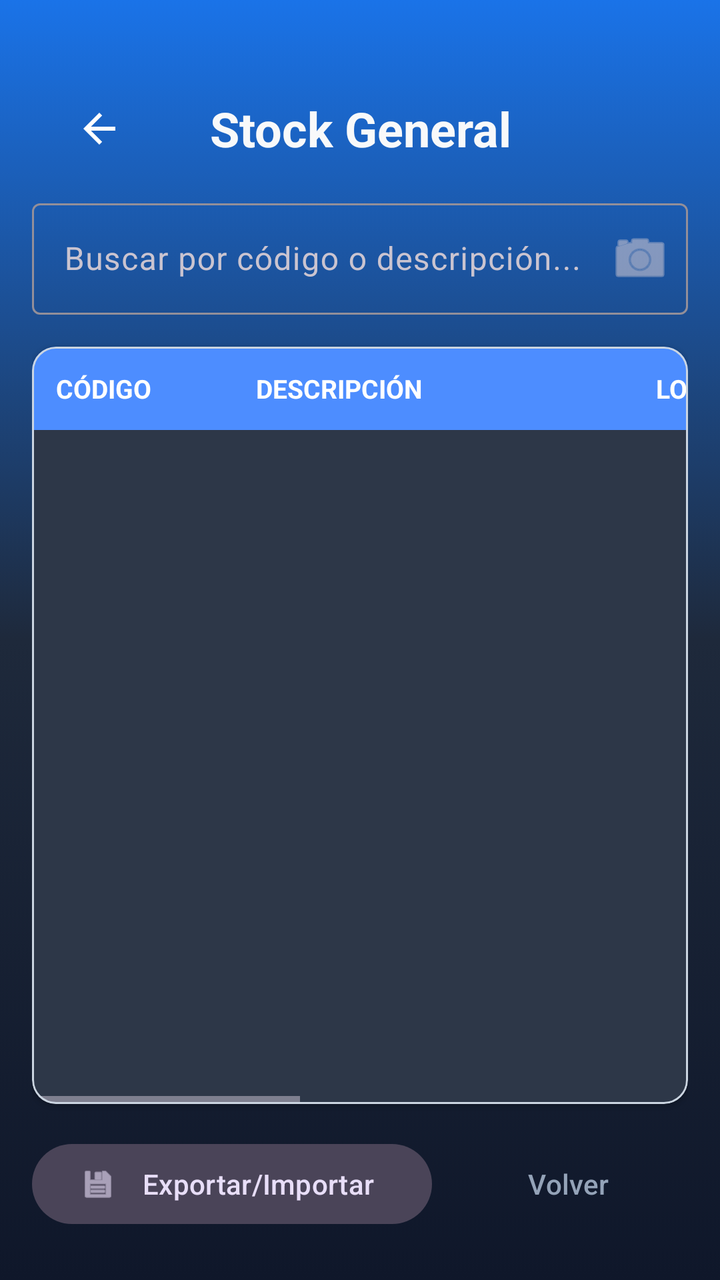
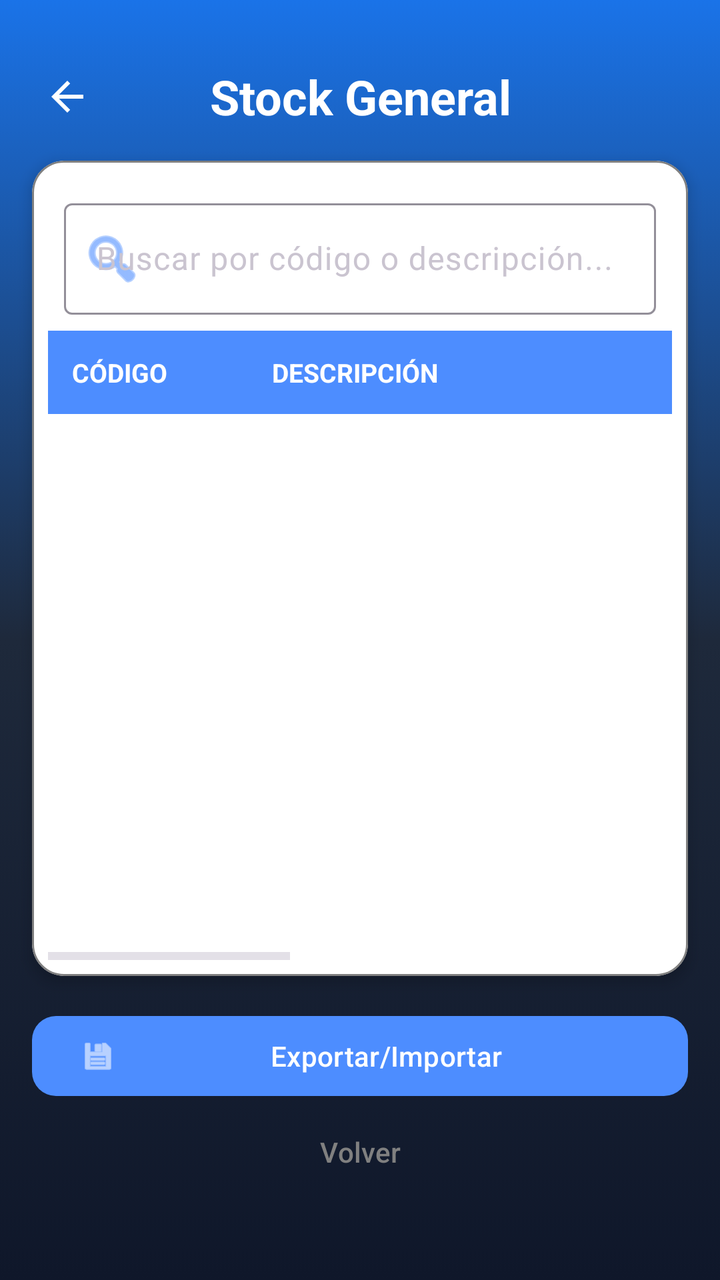

Before-and-after screenshots of an Android layout around one commit, followed by the original layout XML and the change that was made.
<!-- AndroidManifest.xml: application theme Theme.InventarioApp -->
<!-- res/layout/activity_stock_general.xml -->
<?xml version="1.0" encoding="utf-8"?>
<androidx.constraintlayout.widget.ConstraintLayout xmlns:android="http://schemas.android.com/apk/res/android"
    xmlns:app="http://schemas.android.com/apk/res-auto"
    xmlns:tools="http://schemas.android.com/tools"
    android:id="@+id/main"
    android:layout_width="match_parent"
    android:layout_height="match_parent"
    android:background="@drawable/fondo_degradado"
    android:padding="16dp">

    <TextView
        android:id="@+id/tvTitulo"
        android:layout_width="wrap_content"
        android:layout_height="wrap_content"
        android:layout_marginTop="32dp"
        android:gravity="center"
        android:text="@string/title_stock_general"
        android:textColor="@color/background_light"
        android:textSize="24sp"
        android:textStyle="bold"
        app:layout_constraintEnd_toEndOf="parent"
        app:layout_constraintStart_toStartOf="parent"
        app:layout_constraintTop_toTopOf="parent"
        app:layout_constraintWidth_max="800dp" />

    <ImageButton
        android:id="@+id/btnBack"
        android:layout_width="51dp"
        android:layout_height="56dp"
        android:layout_marginStart="8dp"
        android:background="?attr/selectableItemBackgroundBorderless"
        android:contentDescription="@string/btn_volver"
        android:elevation="8dp"
        android:padding="12dp"
        android:src="@drawable/ic_back"
        app:layout_constraintBottom_toBottomOf="@id/tvTitulo"
        app:layout_constraintStart_toStartOf="parent"
        app:layout_constraintTop_toTopOf="@id/tvTitulo"
        app:tint="@color/white" />

    <com.google.android.material.textfield.TextInputLayout
        android:id="@+id/tilSearch"
        style="@style/Widget.Material3.TextInputLayout.OutlinedBox"
        android:layout_width="0dp"
        android:layout_height="wrap_content"
        android:layout_marginTop="16dp"
        android:hint="@string/hint_buscar_codigo_desc"
        app:endIconMode="custom"
        app:endIconDrawable="@android:drawable/ic_menu_camera"
        app:layout_constraintEnd_toEndOf="parent"
        app:layout_constraintStart_toStartOf="parent"
        app:layout_constraintTop_toBottomOf="@+id/tvTitulo"
        app:layout_constraintWidth_max="800dp">

        <com.google.android.material.textfield.TextInputEditText
            android:id="@+id/searchEditText"
            android:layout_width="match_parent"
            android:layout_height="wrap_content"
            android:inputType="text" />
    </com.google.android.material.textfield.TextInputLayout>

    <com.google.android.material.card.MaterialCardView
        android:id="@+id/cardTable"
        android:layout_width="0dp"
        android:layout_height="0dp"
        android:layout_marginTop="16dp"
        android:layout_marginBottom="16dp"
        app:cardCornerRadius="12dp"
        app:cardElevation="1dp"
        app:cardBackgroundColor="@color/card_background"
        app:strokeColor="@color/text_secondary"
        app:strokeWidth="1dp"
        app:layout_constraintWidth_max="1000dp"
        app:layout_constraintBottom_toTopOf="@+id/llButtons"
        app:layout_constraintEnd_toEndOf="parent"
        app:layout_constraintStart_toStartOf="parent"
        app:layout_constraintTop_toBottomOf="@+id/tilSearch">

        <HorizontalScrollView
            android:id="@+id/hsvStock"
            android:layout_width="match_parent"
            android:layout_height="match_parent"
            android:scrollbars="horizontal|vertical">

            <LinearLayout
                android:layout_width="wrap_content"
                android:layout_height="match_parent"
                android:orientation="vertical">

                
                <LinearLayout
                    android:layout_width="wrap_content"
                    android:layout_height="wrap_content"
                    android:background="@color/primary"
                    android:orientation="horizontal"
                    android:padding="12dp">

                    <TextView
                        android:layout_width="100dp"
                        android:layout_height="wrap_content"
                        android:text="@string/header_codigo"
                        android:textColor="@android:color/white"
                        android:textSize="13sp"
                        android:textStyle="bold" />

                    <TextView
                        android:layout_width="200dp"
                        android:layout_height="wrap_content"
                        android:text="@string/header_descripcion"
                        android:textColor="@android:color/white"
                        android:textSize="13sp"
                        android:textStyle="bold" />

                    <TextView
                        android:layout_width="80dp"
                        android:layout_height="wrap_content"
                        android:text="@string/header_lote"
                        android:textColor="@android:color/white"
                        android:textSize="13sp"
                        android:textStyle="bold" />

                    <TextView
                        android:layout_width="70dp"
                        android:layout_height="wrap_content"
                        android:text="@string/header_cantidad"
                        android:textColor="@android:color/white"
                        android:textSize="13sp"
                        android:textStyle="bold" />

                    <TextView
                        android:layout_width="100dp"
                        android:layout_height="wrap_content"
                        android:text="@string/header_vencimiento"
                        android:textColor="@android:color/white"
                        android:textSize="13sp"
                        android:textStyle="bold" />

                    <TextView
                        android:layout_width="100dp"
                        android:layout_height="wrap_content"
                        android:text="@string/header_ubicacion"
                        android:textColor="@android:color/white"
                        android:textSize="13sp"
                        android:textStyle="bold" />

                    <TextView
                        android:layout_width="120dp"
                        android:layout_height="wrap_content"
                        android:text="@string/header_ubi_detallada"
                        android:textColor="@android:color/white"
                        android:textSize="13sp"
                        android:textStyle="bold" />
                </LinearLayout>

                <androidx.recyclerview.widget.RecyclerView
                    android:id="@+id/recyclerViewStock"
                    android:layout_width="wrap_content"
                    android:layout_height="match_parent"
                    android:clipToPadding="false"
                    android:paddingBottom="16dp"
                    tools:listitem="@layout/item_stock" />
            </LinearLayout>
        </HorizontalScrollView>
    </com.google.android.material.card.MaterialCardView>

    <LinearLayout
        android:id="@+id/llButtons"
        android:layout_width="0dp"
        android:layout_height="wrap_content"
        android:layout_marginBottom="8dp"
        android:orientation="horizontal"
        app:layout_constraintWidth_max="800dp"
        app:layout_constraintBottom_toBottomOf="parent"
        app:layout_constraintEnd_toEndOf="parent"
        app:layout_constraintStart_toStartOf="parent">

        <com.google.android.material.button.MaterialButton
            android:id="@+id/buttonImportar"
            style="@style/Widget.Material3.Button.TonalButton"
            android:layout_width="0dp"
            android:layout_height="wrap_content"
            android:layout_marginEnd="8dp"
            android:layout_weight="1"
            android:text="@string/btn_exportar_importar"
            app:icon="@android:drawable/ic_menu_save" />

        <com.google.android.material.button.MaterialButton
            android:id="@+id/buttonSalir"
            style="@style/Widget.Material3.Button.TextButton"
            android:layout_width="0dp"
            android:layout_height="wrap_content"
            android:layout_weight="0.6"
            android:text="@string/btn_volver"
            android:textColor="@color/text_hint" />

    </LinearLayout>

</androidx.constraintlayout.widget.ConstraintLayout>
<!-- res/layout/item_stock.xml (included above) -->
<?xml version="1.0" encoding="utf-8"?>
<LinearLayout xmlns:android="http://schemas.android.com/apk/res/android"
    android:layout_width="wrap_content"
    android:layout_height="wrap_content"
    android:orientation="horizontal"
    android:padding="12dp"
    android:gravity="center_vertical">

    <TextView
        android:id="@+id/tvCodigo"
        android:layout_width="100dp"
        android:layout_height="wrap_content"
        android:textColor="@color/text_primary"
        android:textSize="14sp" />

    <TextView
        android:id="@+id/tvDescripcion"
        android:layout_width="200dp"
        android:layout_height="wrap_content"
        android:textColor="@color/text_primary"
        android:textSize="14sp" />

    <TextView
        android:id="@+id/tvLote"
        android:layout_width="80dp"
        android:layout_height="wrap_content"
        android:textColor="@color/text_secondary"
        android:textSize="14sp" />

    <TextView
        android:id="@+id/tvCantidad"
        android:layout_width="70dp"
        android:layout_height="wrap_content"
        android:textColor="@color/primary"
        android:textStyle="bold"
        android:textSize="14sp" />

    <TextView
        android:id="@+id/tvFechaVencimiento"
        android:layout_width="100dp"
        android:layout_height="wrap_content"
        android:textColor="@color/text_secondary"
        android:textSize="14sp" />

    <TextView
        android:id="@+id/tvUbicacion"
        android:layout_width="100dp"
        android:layout_height="wrap_content"
        android:textColor="@color/text_secondary"
        android:textSize="14sp" />

    <TextView
        android:id="@+id/tvUbicacionDetallada"
        android:layout_width="120dp"
        android:layout_height="wrap_content"
        android:textColor="@color/text_secondary"
        android:textSize="14sp" />

</LinearLayout>
<!-- resources referenced by this layout -->
<resources>
  <color name="background_light">#F8F9FA</color>
  <color name="card_background">#2D3748</color>
  <color name="primary">#4D8DFF</color>
  <color name="text_hint">#94A3B8</color>
  <color name="text_primary">#FFFFFF</color>
  <color name="text_secondary">#CBD5E1</color>
  <color name="white">#FFFFFFFF</color>
  <!-- drawable fondo_degradado (drawable) -->
  <?xml version="1.0" encoding="utf-8"?>
  <selector xmlns:android="http://schemas.android.com/apk/res/android">
      <item>
          <shape android:shape="rectangle">
              <gradient
                  android:angle="270"
                  android:startColor="@color/grad_start"
                  android:centerColor="@color/surface"
                  android:endColor="#0F172A" />
          </shape>
      </item>
  </selector>
  <!-- drawable ic_back (drawable) -->
  <vector xmlns:android="http://schemas.android.com/apk/res/android"
      android:width="24dp"
      android:height="24dp"
      android:viewportWidth="24"
      android:viewportHeight="24">
    <path
        android:fillColor="#FFFFFF"
        android:pathData="M20,11H7.83l5.59,-5.59L12,4l-8,8 8,8 1.41,-1.41L7.83,13H20v-2z"/>
  </vector>
  <string name="btn_exportar_importar">Exportar/Importar</string>
  <string name="btn_volver">Volver</string>
  <string name="header_cantidad">CANT.</string>
  <string name="header_codigo">CÓDIGO</string>
  <string name="header_descripcion">DESCRIPCIÓN</string>
  <string name="header_lote">LOTE</string>
  <string name="header_ubi_detallada">UBI. DETALL.</string>
  <string name="header_ubicacion">UBICACIÓN</string>
  <string name="header_vencimiento">VENCIM.</string>
  <string name="hint_buscar_codigo_desc">Buscar por código o descripción...</string>
  <string name="title_stock_general">Stock General</string>
  <style name="Theme.InventarioApp" parent="Theme.Material3.Dark.NoActionBar">
          
          <item name="colorPrimary">@color/primary</item>
          <item name="colorOnPrimary">@color/white</item>
          <item name="colorPrimaryContainer">@color/primary_variant</item>
          <item name="colorOnPrimaryContainer">@color/white</item>
          <item name="colorSecondary">@color/secondary</item>
          <item name="android:statusBarColor">#0F172A</item>
          <item name="android:windowBackground">@drawable/fondo_degradado</item>
  
          
          <item name="textInputStyle">@style/Widget.Material3.TextInputLayout.OutlinedBox</item>
      </style>
  <color name="grad_start">#1A73E8</color>
  <color name="surface">#1E293B</color>
  <color name="primary_variant">#1A73E8</color>
  <color name="secondary">#34A853</color>
</resources>

<!-- the commit's change to res/layout/activity_stock_general.xml (unified diff, before → after) -->
@@ -2,12 +2,11 @@
 <androidx.constraintlayout.widget.ConstraintLayout xmlns:android="http://schemas.android.com/apk/res/android"
     xmlns:app="http://schemas.android.com/apk/res-auto"
     xmlns:tools="http://schemas.android.com/tools"
-    android:id="@+id/main"
     android:layout_width="match_parent"
     android:layout_height="match_parent"
-    android:background="@drawable/fondo_degradado"
-    android:padding="16dp">
-
+    android:background="@drawable/fondo_degradado">
+
+    
     <TextView
         android:id="@+id/tvTitulo"
         android:layout_width="wrap_content"
@@ -15,13 +14,12 @@
         android:layout_marginTop="32dp"
         android:gravity="center"
         android:text="@string/title_stock_general"
-        android:textColor="@color/background_light"
+        android:textColor="@color/white"
         android:textSize="24sp"
         android:textStyle="bold"
         app:layout_constraintEnd_toEndOf="parent"
         app:layout_constraintStart_toStartOf="parent"
-        app:layout_constraintTop_toTopOf="parent"
-        app:layout_constraintWidth_max="800dp" />
+        app:layout_constraintTop_toTopOf="parent" />
 
     <ImageButton
         android:id="@+id/btnBack"
@@ -38,160 +36,165 @@
         app:layout_constraintTop_toTopOf="@id/tvTitulo"
         app:tint="@color/white" />
 
-    <com.google.android.material.textfield.TextInputLayout
-        android:id="@+id/tilSearch"
-        style="@style/Widget.Material3.TextInputLayout.OutlinedBox"
-        android:layout_width="0dp"
-        android:layout_height="wrap_content"
-        android:layout_marginTop="16dp"
-        android:hint="@string/hint_buscar_codigo_desc"
-        app:endIconMode="custom"
-        app:endIconDrawable="@android:drawable/ic_menu_camera"
-        app:layout_constraintEnd_toEndOf="parent"
-        app:layout_constraintStart_toStartOf="parent"
-        app:layout_constraintTop_toBottomOf="@+id/tvTitulo"
-        app:layout_constraintWidth_max="800dp">
-
-        <com.google.android.material.textfield.TextInputEditText
-            android:id="@+id/searchEditText"
-            android:layout_width="match_parent"
-            android:layout_height="wrap_content"
-            android:inputType="text" />
-    </com.google.android.material.textfield.TextInputLayout>
-
+    
     <com.google.android.material.card.MaterialCardView
         android:id="@+id/cardTable"
         android:layout_width="0dp"
         android:layout_height="0dp"
-        android:layout_marginTop="16dp"
-        android:layout_marginBottom="16dp"
-        app:cardCornerRadius="12dp"
-        app:cardElevation="1dp"
-        app:cardBackgroundColor="@color/card_background"
-        app:strokeColor="@color/text_secondary"
+        android:layout_margin="16dp"
+        app:cardCornerRadius="16dp"
+        app:cardElevation="4dp"
+        app:cardBackgroundColor="@color/white"
         app:strokeWidth="1dp"
-        app:layout_constraintWidth_max="1000dp"
-        app:layout_constraintBottom_toTopOf="@+id/llButtons"
+        app:strokeColor="@color/gray"
+        app:layout_constraintBottom_toTopOf="@+id/llButtonsStock"
         app:layout_constraintEnd_toEndOf="parent"
         app:layout_constraintStart_toStartOf="parent"
-        app:layout_constraintTop_toBottomOf="@+id/tilSearch">
-
-        <HorizontalScrollView
-            android:id="@+id/hsvStock"
+        app:layout_constraintTop_toBottomOf="@+id/tvTitulo">
+
+        <LinearLayout
             android:layout_width="match_parent"
             android:layout_height="match_parent"
-            android:scrollbars="horizontal|vertical">
-
-            <LinearLayout
-                android:layout_width="wrap_content"
+            android:orientation="vertical"
+            android:padding="8dp">
+
+            <com.google.android.material.textfield.TextInputLayout
+                android:id="@+id/tilSearch"
+                style="@style/Widget.Material3.TextInputLayout.OutlinedBox"
+                android:layout_width="match_parent"
+                android:layout_height="wrap_content"
+                android:layout_margin="8dp"
+                android:hint="@string/hint_buscar_codigo_desc"
+                app:startIconDrawable="@android:drawable/ic_menu_search"
+                app:startIconTint="@color/primary"
+                app:endIconMode="clear_text"
+                app:endIconTint="@color/gray"
+                app:hintTextColor="@color/black">
+
+                <com.google.android.material.textfield.TextInputEditText
+                    android:id="@+id/searchEditText"
+                    android:layout_width="match_parent"
+                    android:layout_height="wrap_content"
+                    android:textColor="@color/black"
+                    android:inputType="text" />
+            </com.google.android.material.textfield.TextInputLayout>
+
+            <HorizontalScrollView
+                android:id="@+id/hsvStock"
+                android:layout_width="match_parent"
                 android:layout_height="match_parent"
-                android:orientation="vertical">
-
-                
+                android:scrollbars="horizontal|vertical">
+
                 <LinearLayout
                     android:layout_width="wrap_content"
-                    android:layout_height="wrap_content"
-                    android:background="@color/primary"
-                    android:orientation="horizontal"
-                    android:padding="12dp">
-
-                    <TextView
-                        android:layout_width="100dp"
+                    android:layout_height="match_parent"
+                    android:orientation="vertical">
+
+                    
+                    <LinearLayout
+                        android:layout_width="wrap_content"
                         android:layout_height="wrap_content"
-                        android:text="@string/header_codigo"
-                        android:textColor="@android:color/white"
-                        android:textSize="13sp"
-                        android:textStyle="bold" />
-
-                    <TextView
-                        android:layout_width="200dp"
-                        android:layout_height="wrap_content"
-                        android:text="@string/header_descripcion"
-                        android:textColor="@android:color/white"
-                        android:textSize="13sp"
-                        android:textStyle="bold" />
-
-                    <TextView
-                        android:layout_width="80dp"
-                        android:layout_height="wrap_content"
-                        android:text="@string/header_lote"
-                        android:textColor="@android:color/white"
-                        android:textSize="13sp"
-                        android:textStyle="bold" />
-
-                    <TextView
-                        android:layout_width="70dp"
-                        android:layout_height="wrap_content"
-                        android:text="@string/header_cantidad"
-                        android:textColor="@android:color/white"
-                        android:textSize="13sp"
-                        android:textStyle="bold" />
-
-                    <TextView
-                        android:layout_width="100dp"
-                        android:layout_height="wrap_content"
-                        android:text="@string/header_vencimiento"
-                        android:textColor="@android:color/white"
-                        android:textSize="13sp"
-                        android:textStyle="bold" />
-
-                    <TextView
-                        android:layout_width="100dp"
-                        android:layout_height="wrap_content"
-                        android:text="@string/header_ubicacion"
-                        android:textColor="@android:color/white"
-                        android:textSize="13sp"
-                        android:textStyle="bold" />
-
-                    <TextView
-                        android:layout_width="120dp"
-                        android:layout_height="wrap_content"
-                        android:text="@string/header_ubi_detallada"
-                        android:textColor="@android:color/white"
-                        android:textSize="13sp"
-                        android:textStyle="bold" />
+                        android:background="@color/primary"
+                        android:orientation="horizontal"
+                        android:padding="12dp">
+
+                        <TextView
+                            android:layout_width="100dp"
+                            android:layout_height="wrap_content"
+                            android:text="@string/header_codigo"
+                            android:textColor="@android:color/white"
+                            android:textSize="13sp"
+                            android:textStyle="bold" />
+
+                        <TextView
+                            android:layout_width="200dp"
+                            android:layout_height="wrap_content"
+                            android:text="@string/header_descripcion"
+                            android:textColor="@android:color/white"
+                            android:textSize="13sp"
+                            android:textStyle="bold" />
+
+                        <TextView
+                            android:layout_width="80dp"
+                            android:layout_height="wrap_content"
+                            android:text="@string/header_lote"
+                            android:textColor="@android:color/white"
+                            android:textSize="13sp"
+                            android:textStyle="bold" />
+
+                        <TextView
+                            android:layout_width="70dp"
+                            android:layout_height="wrap_content"
+                            android:text="@string/header_cantidad"
+                            android:textColor="@android:color/white"
+                            android:textSize="13sp"
+                            android:textStyle="bold" />
+
+                        <TextView
+                            android:layout_width="100dp"
+                            android:layout_height="wrap_content"
+                            android:text="@string/header_vencimiento"
+                            android:textColor="@android:color/white"
+                            android:textSize="13sp"
+                            android:textStyle="bold" />
+
+                        <TextView
+                            android:layout_width="100dp"
+                            android:layout_height="wrap_content"
+                            android:text="@string/header_ubicacion"
+                            android:textColor="@android:color/white"
+                            android:textSize="13sp"
+                            android:textStyle="bold" />
+
+                        <TextView
+                            android:layout_width="120dp"
+                            android:layout_height="wrap_content"
+                            android:text="@string/header_ubi_detallada"
+                            android:textColor="@android:color/white"
+                            android:textSize="13sp"
+                            android:textStyle="bold" />
+                    </LinearLayout>
+
+                    <androidx.recyclerview.widget.RecyclerView
+                        android:id="@+id/recyclerViewStock"
+                        android:layout_width="wrap_content"
+                        android:layout_height="match_parent"
+                        android:clipToPadding="false"
+                        android:background="#FFFFFF"
+                        tools:listitem="@layout/item_stock" />
                 </LinearLayout>
-
-                <androidx.recyclerview.widget.RecyclerView
-                    android:id="@+id/recyclerViewStock"
-                    android:layout_width="wrap_content"
-                    android:layout_height="match_parent"
-                    android:clipToPadding="false"
-                    android:paddingBottom="16dp"
-                    tools:listitem="@layout/item_stock" />
-            </LinearLayout>
-        </HorizontalScrollView>
+            </HorizontalScrollView>
+        </LinearLayout>
     </com.google.android.material.card.MaterialCardView>
 
     <LinearLayout
-        android:id="@+id/llButtons"
-        android:layout_width="0dp"
-        android:layout_height="wrap_content"
-        android:layout_marginBottom="8dp"
-        android:orientation="horizontal"
-        app:layout_constraintWidth_max="800dp"
-        app:layout_constraintBottom_toBottomOf="parent"
-        app:layout_constraintEnd_toEndOf="parent"
-        app:layout_constraintStart_toStartOf="parent">
+        android:id="@+id/llButtonsStock"
+        android:layout_width="match_parent"
+        android:layout_height="wrap_content"
+        android:orientation="vertical"
+        android:paddingHorizontal="16dp"
+        android:paddingBottom="24dp"
+        app:layout_constraintBottom_toBottomOf="parent">
 
         <com.google.android.material.button.MaterialButton
             android:id="@+id/buttonImportar"
-            style="@style/Widget.Material3.Button.TonalButton"
-            android:layout_width="0dp"
+            android:layout_width="match_parent"
             android:layout_height="wrap_content"
-            android:layout_marginEnd="8dp"
-            android:layout_weight="1"
             android:text="@string/btn_exportar_importar"
+            app:cornerRadius="12dp"
             app:icon="@android:drawable/ic_menu_save" />
 
         <com.google.android.material.button.MaterialButton
             android:id="@+id/buttonSalir"
             style="@style/Widget.Material3.Button.TextButton"
-            android:layout_width="0dp"
+            android:layout_width="match_parent"
             android:layout_height="wrap_content"
-            android:layout_weight="0.6"
             android:text="@string/btn_volver"
-            android:textColor="@color/text_hint" />
+            android:textColor="@color/gray" />
+
+        <View
+            android:layout_width="match_parent"
+            android:layout_height="16dp" />
 
     </LinearLayout>
 
@@ -203,27 +206,28 @@
     android:layout_height="wrap_content"
     android:orientation="horizontal"
     android:padding="12dp"
-    android:gravity="center_vertical">
+    android:gravity="center_vertical"
+    android:background="@color/white">
 
     <TextView
         android:id="@+id/tvCodigo"
         android:layout_width="100dp"
         android:layout_height="wrap_content"
-        android:textColor="@color/text_primary"
+        android:textColor="@color/black"
         android:textSize="14sp" />
 
     <TextView
         android:id="@+id/tvDescripcion"
         android:layout_width="200dp"
         android:layout_height="wrap_content"
-        android:textColor="@color/text_primary"
+        android:textColor="@color/black"
         android:textSize="14sp" />
 
     <TextView
         android:id="@+id/tvLote"
         android:layout_width="80dp"
         android:layout_height="wrap_content"
-        android:textColor="@color/text_secondary"
+        android:textColor="@color/black"
         android:textSize="14sp" />
 
     <TextView
@@ -238,21 +242,21 @@
         android:id="@+id/tvFechaVencimiento"
         android:layout_width="100dp"
         android:layout_height="wrap_content"
-        android:textColor="@color/text_secondary"
+        android:textColor="@color/black"
         android:textSize="14sp" />
 
     <TextView
         android:id="@+id/tvUbicacion"
         android:layout_width="100dp"
         android:layout_height="wrap_content"
-        android:textColor="@color/text_secondary"
+        android:textColor="@color/black"
         android:textSize="14sp" />
 
     <TextView
         android:id="@+id/tvUbicacionDetallada"
         android:layout_width="120dp"
         android:layout_height="wrap_content"
-        android:textColor="@color/text_secondary"
+        android:textColor="@color/black"
         android:textSize="14sp" />
 
 </LinearLayout>
<!-- resource entries referenced after the edit -->
@@ -1,11 +1,8 @@
 <!-- resources referenced by this layout -->
 <resources>
-  <color name="background_light">#F8F9FA</color>
-  <color name="card_background">#2D3748</color>
+  <color name="black">#FF000000</color>
+  <color name="gray">#FF808080</color>
   <color name="primary">#4D8DFF</color>
-  <color name="text_hint">#94A3B8</color>
-  <color name="text_primary">#FFFFFF</color>
-  <color name="text_secondary">#CBD5E1</color>
   <color name="white">#FFFFFFFF</color>
   <!-- drawable fondo_degradado (drawable) -->
   <?xml version="1.0" encoding="utf-8"?>
